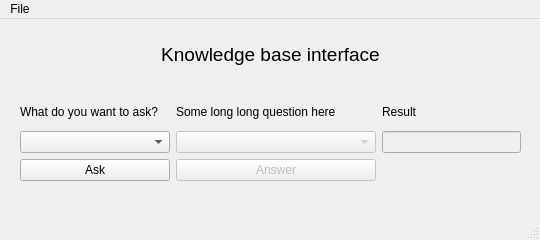
vladrrv/BSU-Intelligent-Information-Systems, file Lab1/interface.ui: the form before one commit.
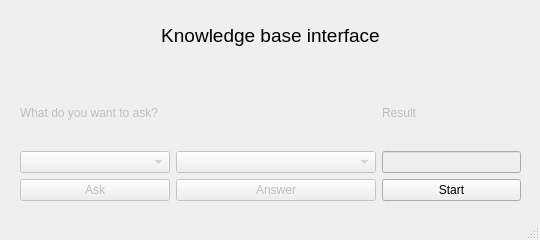
The form after the commit.

Diff of the .ui file:
```diff
--- a/Lab1/interface.ui
+++ b/Lab1/interface.ui
@@ -32,12 +32,15 @@
       <x>20</x>
       <y>80</y>
       <width>501</width>
-      <height>82</height>
+      <height>121</height>
      </rect>
     </property>
     <layout class="QGridLayout" name="gridLayout">
      <item row="0" column="0">
       <widget class="QLabel" name="label_target">
+       <property name="enabled">
+        <bool>false</bool>
+       </property>
        <property name="minimumSize">
         <size>
          <width>150</width>
@@ -56,10 +59,17 @@
       </widget>
      </item>
      <item row="1" column="0">
-      <widget class="QComboBox" name="cb_target"/>
+      <widget class="QComboBox" name="cb_target">
+       <property name="enabled">
+        <bool>false</bool>
+       </property>
+      </widget>
      </item>
      <item row="0" column="1">
       <widget class="QLabel" name="label_question">
+       <property name="enabled">
+        <bool>false</bool>
+       </property>
        <property name="minimumSize">
         <size>
          <width>200</width>
@@ -73,7 +83,13 @@
         </size>
        </property>
        <property name="text">
-        <string>Some long long question here</string>
+        <string/>
+       </property>
+       <property name="alignment">
+        <set>Qt::AlignCenter</set>
+       </property>
+       <property name="wordWrap">
+        <bool>true</bool>
        </property>
       </widget>
      </item>
@@ -96,6 +112,9 @@
      </item>
      <item row="0" column="2">
       <widget class="QLabel" name="label_result">
+       <property name="enabled">
+        <bool>false</bool>
+       </property>
        <property name="text">
         <string>Result</string>
        </property>
@@ -113,11 +132,21 @@
      </item>
      <item row="2" column="0">
       <widget class="QPushButton" name="pb_ask">
+       <property name="enabled">
+        <bool>false</bool>
+       </property>
        <property name="text">
         <string>Ask</string>
        </property>
       </widget>
      </item>
+     <item row="2" column="2">
+      <widget class="QPushButton" name="pb_start">
+       <property name="text">
+        <string>Start</string>
+       </property>
+      </widget>
+     </item>
     </layout>
    </widget>
    <widget class="QLabel" name="label_3">
@@ -144,24 +173,6 @@
     </property>
    </widget>
   </widget>
-  <widget class="QMenuBar" name="menubar">
-   <property name="geometry">
-    <rect>
-     <x>0</x>
-     <y>0</y>
-     <width>540</width>
-     <height>26</height>
-    </rect>
-   </property>
-   <widget class="QMenu" name="menuFile">
-    <property name="title">
-     <string>File</string>
-    </property>
-    <addaction name="separator"/>
-    <addaction name="actionExit"/>
-   </widget>
-   <addaction name="menuFile"/>
-  </widget>
   <widget class="QStatusBar" name="statusbar"/>
   <action name="actionOpen">
    <property name="text">
```
